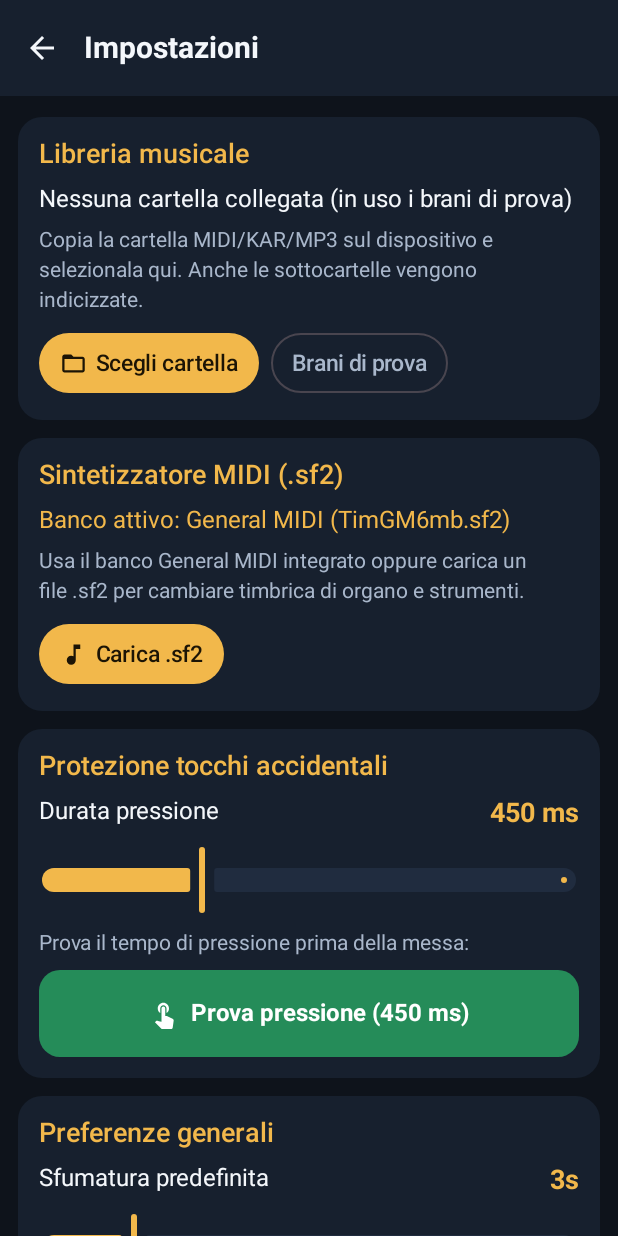
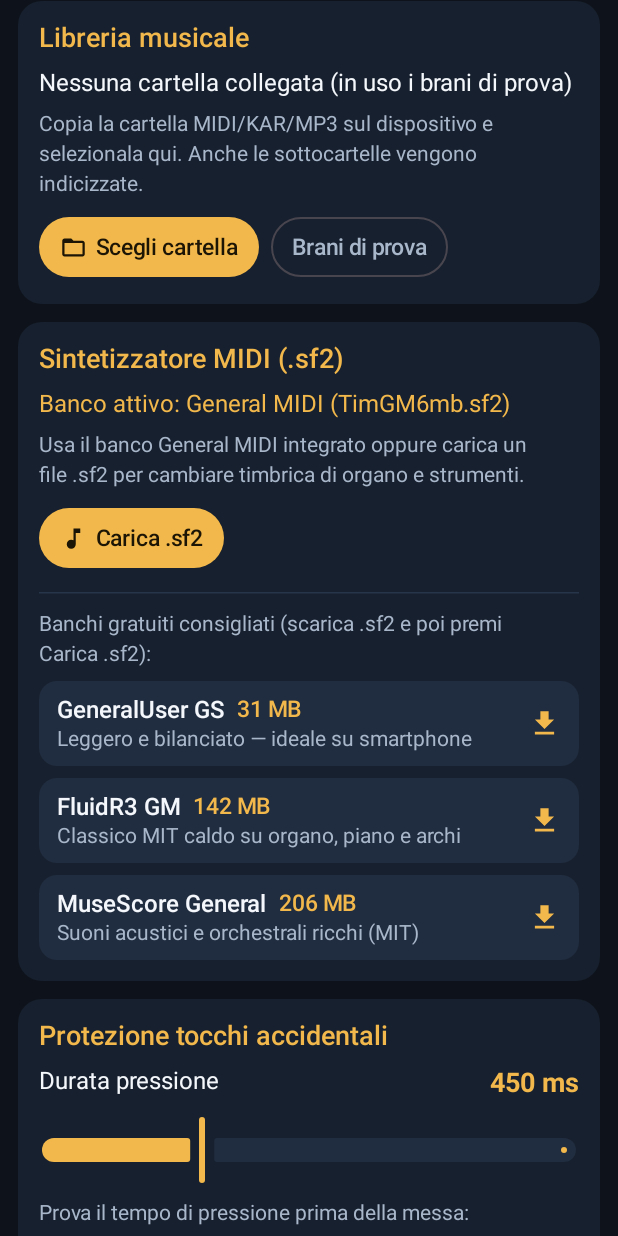
Before and after one commit to bistick/app-coro-parrocchiale, an Android app built with Jetpack Compose: the SettingsScreen screen opened through its navigation route, on a phone screen of 412 x 824 dp. Run offline under Robolectric (Android 15) with nearby library versions, the phone set to English and light mode, and no system bars; our stand-ins replace Room's generated code, window size class.

Commit message:
Add direct free SF2 SoundFont download links in SettingsScreen

```diff
--- a/app/src/main/java/it/parrocchia/coro/ui/screens/SettingsScreen.kt
+++ b/app/src/main/java/it/parrocchia/coro/ui/screens/SettingsScreen.kt
@@ -28,6 +28,7 @@ import androidx.compose.foundation.lazy.staggeredgrid.rememberLazyStaggeredGridS
 import androidx.compose.foundation.shape.RoundedCornerShape
 import androidx.compose.material.icons.Icons
 import androidx.compose.material.icons.automirrored.filled.ArrowBack
+import androidx.compose.material.icons.filled.Download
 import androidx.compose.material.icons.filled.FolderOpen
 import androidx.compose.material.icons.filled.MusicNote
 import androidx.compose.material.icons.filled.Refresh
@@ -36,12 +37,14 @@ import androidx.compose.material3.Button
 import androidx.compose.material3.Card
 import androidx.compose.material3.CardDefaults
 import androidx.compose.material3.ExperimentalMaterial3Api
+import androidx.compose.material3.HorizontalDivider
 import androidx.compose.material3.Icon
 import androidx.compose.material3.IconButton
 import androidx.compose.material3.MaterialTheme
 import androidx.compose.material3.OutlinedButton
 import androidx.compose.material3.Scaffold
 import androidx.compose.material3.Slider
+import androidx.compose.material3.Surface
 import androidx.compose.material3.Switch
 import androidx.compose.material3.Text
 import androidx.compose.material3.TopAppBar
@@ -57,6 +60,7 @@ import androidx.compose.ui.graphics.Color
 import androidx.compose.ui.input.nestedscroll.nestedScroll
 import androidx.compose.ui.platform.LocalContext
 import androidx.compose.ui.platform.LocalLayoutDirection
+import androidx.compose.ui.platform.LocalUriHandler
 import androidx.compose.ui.text.font.FontWeight
 import androidx.compose.ui.text.style.TextAlign
 import androidx.compose.ui.text.style.TextOverflow
@@ -70,6 +74,34 @@ import it.parrocchia.coro.ui.theme.CoroColors
 import kotlin.math.roundToInt
 
 private val CompactButtonPadding = PaddingValues(horizontal = 14.dp, vertical = 10.dp)
+
+private data class RecommendedSoundFont(
+    val name: String,
+    val sizeLabel: String,
+    val description: String,
+    val downloadUrl: String
+)
+
+private val RecommendedSoundFonts = listOf(
+    RecommendedSoundFont(
+        name = "GeneralUser GS",
+        sizeLabel = "31 MB",
+        description = "Leggero e bilanciato — ideale su smartphone",
+        downloadUrl = "https://github.com/mrbumpy409/GeneralUser-GS/raw/main/GeneralUser-GS.sf2"
+    ),
+    RecommendedSoundFont(
+        name = "FluidR3 GM",
+        sizeLabel = "142 MB",
+        description = "Classico MIT caldo su organo, piano e archi",
+        downloadUrl = "https://github.com/pianobooster/fluid-soundfont/releases/download/v3.1/FluidR3_GM.sf2"
+    ),
+    RecommendedSoundFont(
+        name = "MuseScore General",
+        sizeLabel = "206 MB",
+        description = "Suoni acustici e orchestrali ricchi (MIT)",
+        downloadUrl = "https://ftp.osuosl.org/pub/musescore/soundfont/MuseScore_General/MuseScore_General.sf2"
+    )
+)
 
 @OptIn(ExperimentalMaterial3Api::class, ExperimentalLayoutApi::class)
 @Composable
@@ -87,6 +119,7 @@ fun SettingsScreen(
     onBack: () -> Unit
 ) {
     val context = LocalContext.current
+    val uriHandler = LocalUriHandler.current
     var testTriggers by rememberSaveable { mutableIntStateOf(0) }
     val scrollBehavior = TopAppBarDefaults.enterAlwaysScrollBehavior()
     val gridState = rememberLazyStaggeredGridState()
@@ -270,6 +303,72 @@ fun SettingsScreen(
                             }
                         }
                     }
+
+                    HorizontalDivider(
+                        color = CoroColors.Border.copy(alpha = 0.6f),
+                        modifier = Modifier.padding(vertical = 2.dp)
+                    )
+
+                    Text(
+                        text = "Banchi gratuiti consigliati (scarica .sf2 e poi premi Carica .sf2):",
+                        style = MaterialTheme.typography.bodyMedium,
+                        color = CoroColors.TextSecondary
+                    )
+
+                    Column(verticalArrangement = Arrangement.spacedBy(8.dp)) {
+                        RecommendedSoundFonts.forEach { sf ->
+                            Surface(
+                                onClick = {
+                                    runCatching { uriHandler.openUri(sf.downloadUrl) }
+                                },
+                                color = CoroColors.SurfaceElevated,
+                                shape = RoundedCornerShape(12.dp),
+                                modifier = Modifier.fillMaxWidth()
+                            ) {
+                                Row(
+                                    modifier = Modifier
+                                        .fillMaxWidth()
+                                        .padding(horizontal = 12.dp, vertical = 10.dp),
+                                    verticalAlignment = Alignment.CenterVertically,
+                                    horizontalArrangement = Arrangement.spacedBy(10.dp)
+                                ) {
+                                    Column(
+                                        modifier = Modifier.weight(1f),
+                                        verticalArrangement = Arrangement.spacedBy(2.dp)
+                                    ) {
+                                        FlowRow(
+                                            horizontalArrangement = Arrangement.spacedBy(8.dp),
+                                            verticalArrangement = Arrangement.spacedBy(2.dp)
+                                        ) {
+                                            Text(
+                                                text = sf.name,
+                                                style = MaterialTheme.typography.bodyLarge,
+                                                fontWeight = FontWeight.SemiBold,
+                                                color = CoroColors.TextPrimary
+                                            )
+                                            Text(
+                                                text = sf.sizeLabel,
+                                                style = MaterialTheme.typography.labelLarge,
+                                                color = CoroColors.Gold,
+                                                maxLines = 1
+                                            )
+                                        }
+                                        Text(
+                                            text = sf.description,
+                                            style = MaterialTheme.typography.bodyMedium,
+                                            color = CoroColors.TextSecondary
+                                        )
+                                    }
+                                    Icon(
+                                        imageVector = Icons.Default.Download,
+                                        contentDescription = "Scarica ${sf.name}",
+                                        tint = CoroColors.Gold,
+                                        modifier = Modifier.size(22.dp)
+                                    )
+                                }
+                            }
+                        }
+                    }
                 }
             }
 
```
